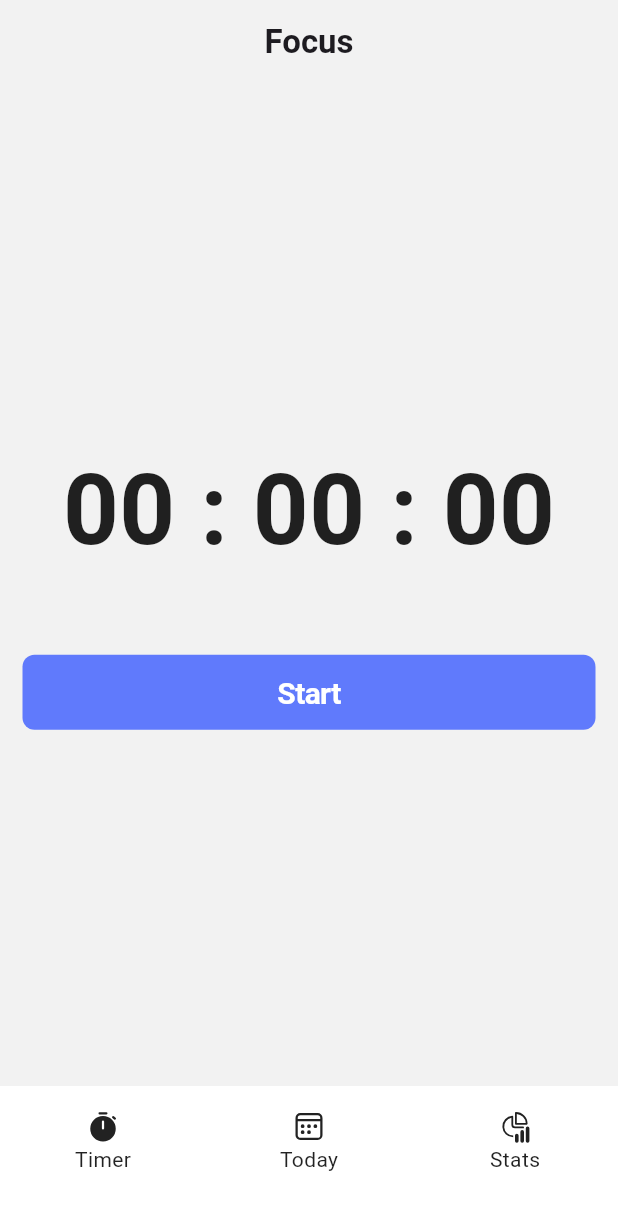
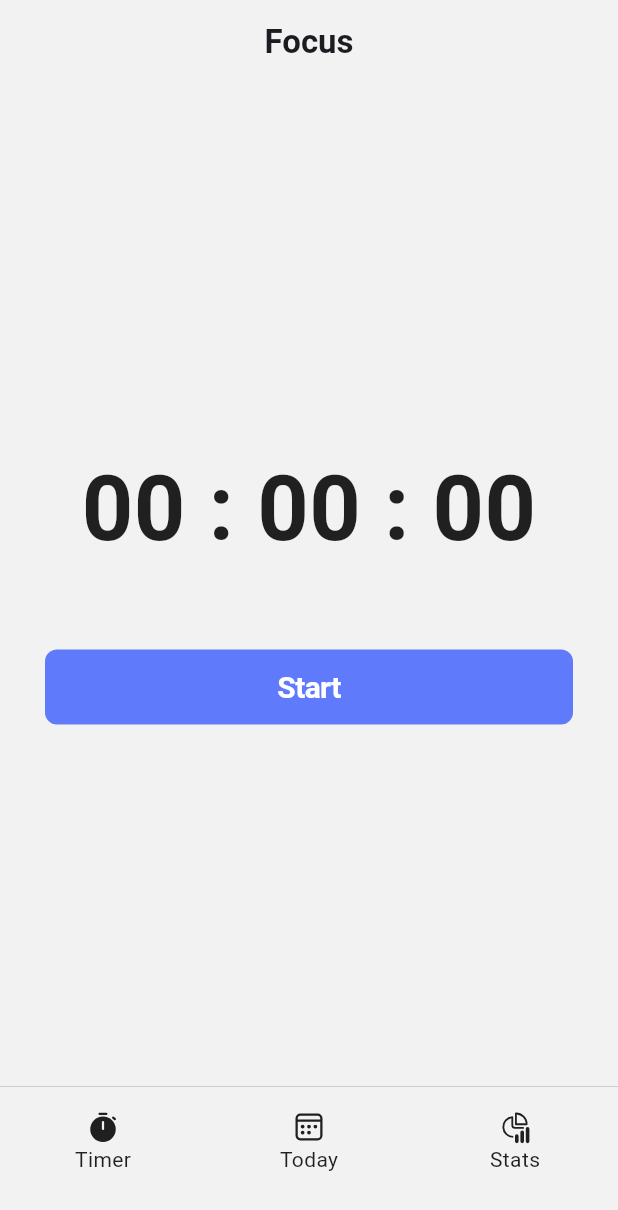
Before and after one commit to James1412/study_timer, a Flutter app: the screen it shows after launch, on a phone screen of 412 x 824 dp. Shown: the top 1210 px of the screen. Run offline on Flutter 3.47's test engine with Material 3 defaults, Android fonts, the phone set to English and light mode, and no system bars; our stand-ins replace fluentui_system_icons.

Commit message:
🌑 darkmode colors

```diff
--- a/lib/features/navigation/main_navigation_screen.dart
+++ b/lib/features/navigation/main_navigation_screen.dart
@@ -2,6 +2,7 @@ import 'package:fluentui_system_icons/fluentui_system_icons.dart';
 import 'package:flutter/cupertino.dart';
 import 'package:flutter/material.dart';
 import 'package:study_timer/features/navigation/widgets/navigation_button.dart';
+import 'package:study_timer/features/themes/light_dark_themes.dart';
 import 'package:study_timer/features/today_record/home_screen.dart';
 import 'package:study_timer/features/stats/stats_screen.dart';
 import 'package:study_timer/features/timer/timer_screen.dart';
@@ -32,9 +33,16 @@ class _MainNavigationScreenState extends State<MainNavigationScreen> {
     return Scaffold(
       body: screens[index],
       bottomNavigationBar: Container(
-        color: Colors.white,
         height: 100,
         padding: const EdgeInsets.only(top: 15),
+        decoration: BoxDecoration(
+          color: lightNavigationBar,
+          border: const Border(
+              top: BorderSide(
+            color: Colors.grey,
+            width: 0.3,
+          )),
+        ),
         child: Row(
           children: [
             NavigationButton(
@@ -43,21 +51,24 @@ class _MainNavigationScreenState extends State<MainNavigationScreen> {
                   : FluentIcons.timer_12_regular,
               text: "Timer",
               onTap: onScreenChange,
-                index: 0),
+              index: 0,
+            ),
             NavigationButton(
               icon: index == 1
                   ? FluentIcons.calendar_12_filled
                   : FluentIcons.calendar_12_regular,
               text: "Today",
               onTap: onScreenChange,
-                index: 1),
+              index: 1,
+            ),
             NavigationButton(
               icon: index == 2
                   ? FluentIcons.chart_multiple_20_filled
                   : FluentIcons.chart_multiple_20_regular,
               text: "Stats",
               onTap: onScreenChange,
-                index: 2),
+              index: 2,
+            ),
           ],
         ),
       ),
--- a/lib/features/themes/light_dark_themes.dart
+++ b/lib/features/themes/light_dark_themes.dart
@@ -4,15 +4,25 @@ ThemeData lightTheme = ThemeData(
   brightness: Brightness.light,
   scaffoldBackgroundColor: const Color(0xfff2f2f2),
   textTheme: Typography.blackCupertino,
-  appBarTheme: const AppBarTheme(
-    backgroundColor: Color(0xfff2f2f2),
-    surfaceTintColor: Color(0xfff2f2f2),
-    shadowColor: Color(0xfff2f2f2),
+  appBarTheme: AppBarTheme(
+    backgroundColor: lightBackground,
+    surfaceTintColor: lightBackground,
+    shadowColor: lightBackground,
   ),
 );
 
 ThemeData darkTheme = ThemeData(
   brightness: Brightness.dark,
+  scaffoldBackgroundColor: darkBackground,
   textTheme: Typography.whiteCupertino,
-  appBarTheme: const AppBarTheme(),
+  appBarTheme: AppBarTheme(
+    backgroundColor: darkBackground,
+    surfaceTintColor: darkBackground,
+    shadowColor: darkBackground,
+  ),
 );
+
+Color darkBackground = const Color(0xff1C1D22);
+Color darkNavigationBar = const Color(0xff22232A);
+Color lightBackground = const Color(0xfff2f2f2);
+Color lightNavigationBar = const Color(0x000fffff);
--- a/lib/features/timer/timer_screen.dart
+++ b/lib/features/timer/timer_screen.dart
@@ -1,7 +1,5 @@
-import 'package:fluentui_system_icons/fluentui_system_icons.dart';
 import 'package:flutter/cupertino.dart';
 import 'package:flutter/material.dart';
-import 'package:flutter/widgets.dart';
 
 class TimerScreen extends StatefulWidget {
   const TimerScreen({super.key});
@@ -23,14 +21,14 @@ class _TimerScreenState extends State<TimerScreen> {
         ),
       ),
       body: Padding(
-        padding: const EdgeInsets.symmetric(horizontal: 15.0),
+        padding: const EdgeInsets.symmetric(horizontal: 30.0),
         child: Column(
           mainAxisAlignment: MainAxisAlignment.center,
           children: [
             const Text(
               "00 : 00 : 00",
               style: TextStyle(
-                fontSize: 65,
+                fontSize: 60,
                 fontWeight: FontWeight.w600,
               ),
             ),
```
Lines whose indentation alone changed are shown as unchanged.
